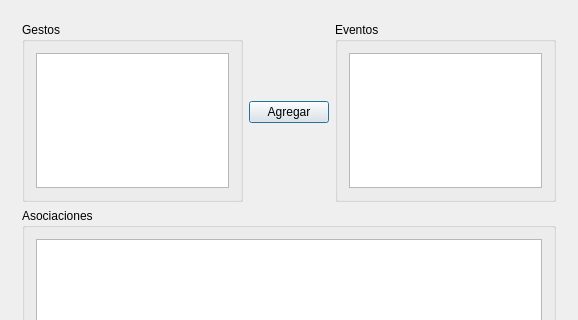
Qt form ThesisProject/GUI/AddAsociation/addasociation.ui (pjbarrio/mythesisproject) before a commit; both pictures show x 0 to 578 and y 0 to 320 of the 578 by 460 pixel window.
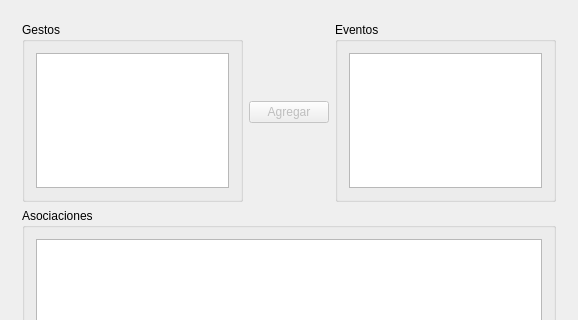
The same form after that commit.

What changed in the file:
```diff
--- a/ThesisProject/GUI/AddAsociation/addasociation.ui
+++ b/ThesisProject/GUI/AddAsociation/addasociation.ui
@@ -39,6 +39,9 @@
       </item>
       <item row="0" column="1">
        <widget class="QPushButton" name="addAsociacion">
+        <property name="enabled">
+         <bool>false</bool>
+        </property>
         <property name="toolTip">
          <string>Agregar asociación seleccionada</string>
         </property>
```
Left out of the diff: 56 changed lines with no effect on the pictures.
